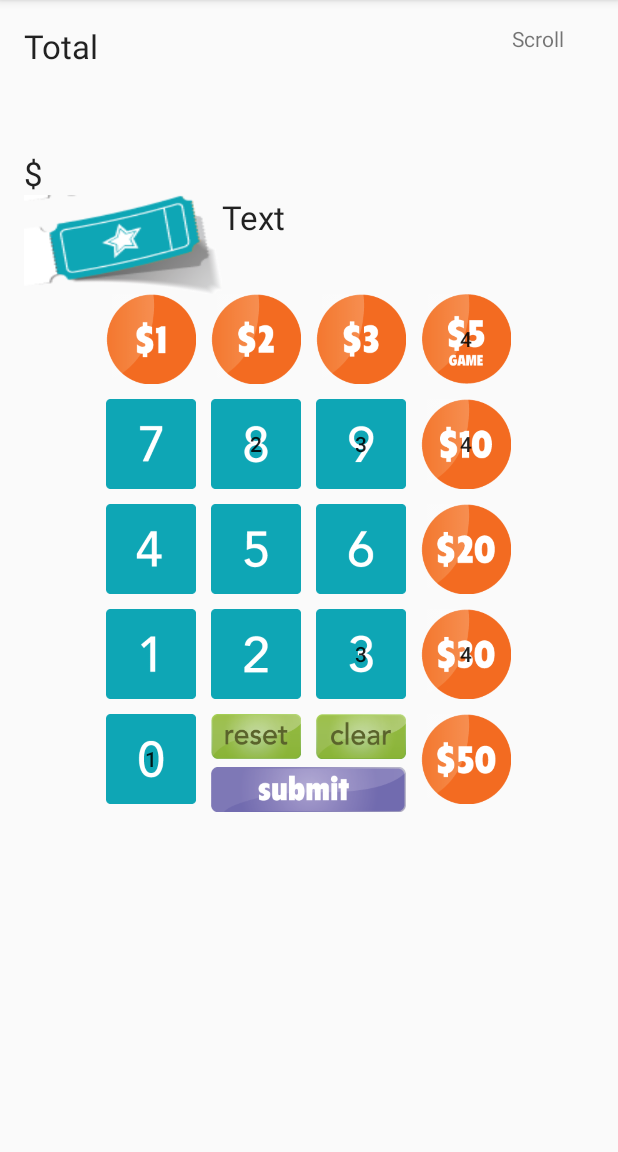
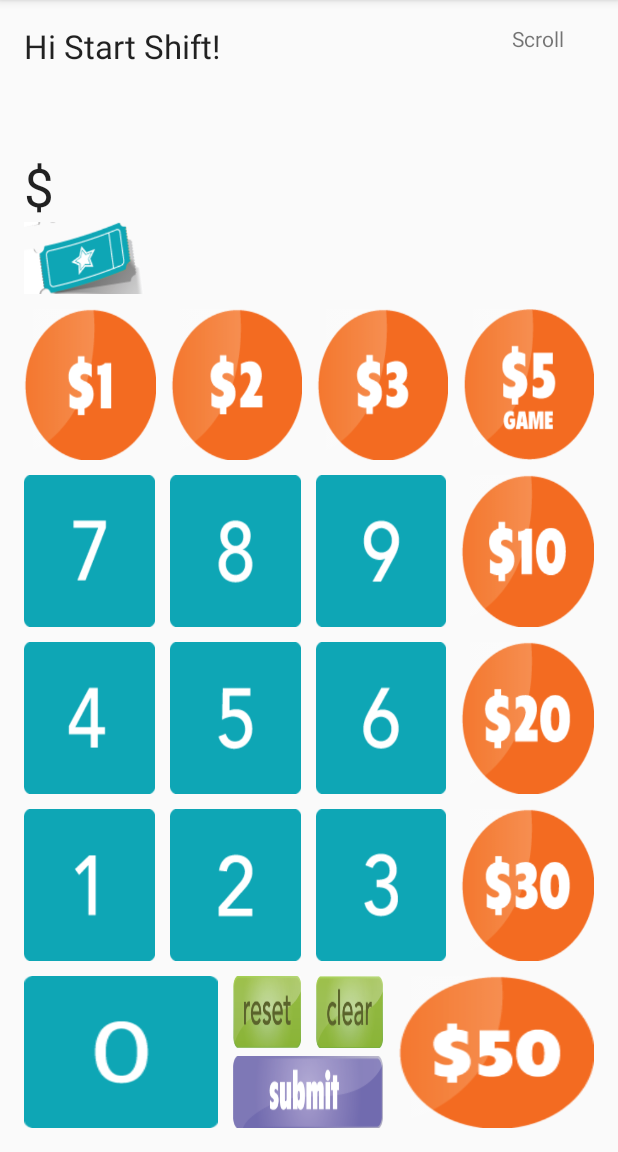
Before and after one commit to secApps/ScratchCountCalculator, an Android app: the screen it shows after launch (MainActivity), on a phone screen of 412 x 824 dp, the part 84-1236 px from its top. Run offline under Robolectric (Android 15) with nearby library versions, the phone set to English and light mode, and no system bars.

Commit message:
layout changes continued centred... layout issue solved

```diff
--- a/app/src/main/java/com/example/mahdi/scratchcountcalculator/MainActivity.java
+++ b/app/src/main/java/com/example/mahdi/scratchcountcalculator/MainActivity.java
@@ -2,12 +2,16 @@ package com.example.mahdi.scratchcountcalculator;
 
 import android.content.res.ColorStateList;
 import android.graphics.Color;
+import android.os.Build;
 import android.support.v7.app.ActionBarActivity;
 import android.os.Bundle;
 import android.view.Menu;
 import android.view.MenuItem;
 import android.view.View;
+import android.view.ViewGroup;
+import android.view.ViewTreeObserver;
 import android.widget.Button;
+import android.widget.LinearLayout;
 import android.widget.RadioGroup;
 import android.widget.ScrollView;
 import android.widget.TableLayout;
@@ -19,6 +23,8 @@ import android.widget.Toast;
 public class MainActivity extends ActionBarActivity implements View.OnClickListener {
     TextView totall;
   int counter=0;
+    int width_1;
+    Button bsubmit,b7;
     int[] numbers=new int[500];
     int pressed,price_pressed,total=0,total_number=0,numbers_index=0;
     boolean clear_flag=false;
@@ -118,7 +124,7 @@ public class MainActivity extends ActionBarActivity implements View.OnClickListe
         b5.setOnClickListener(this);
         Button b6 =(Button)findViewById(R.id.b6);
         b6.setOnClickListener(this);
-        Button b7 =(Button)findViewById(R.id.b7);
+         b7 =(Button)findViewById(R.id.b7);
         b7.setOnClickListener(this);
         Button b8 =(Button)findViewById(R.id.b8);
         b8.setOnClickListener(this);
@@ -127,7 +133,43 @@ public class MainActivity extends ActionBarActivity implements View.OnClickListe
         Button bd5 =(Button)findViewById(R.id.d5);
         bd5.setOnClickListener(this);
         Button bclear =(Button)findViewById(R.id.clear);
-        bclear.setOnClickListener(this);
+        bd5.setOnClickListener(this);
+        Button breset =(Button)findViewById(R.id.reset);
+        breset.setOnClickListener(this);
+         bsubmit =(Button)findViewById(R.id.submit);
+
+        bsubmit.setOnClickListener(this);
+
+        // Gets linearlayout
+
+        final ViewTreeObserver observer= b7.getViewTreeObserver();
+
+        observer.addOnGlobalLayoutListener(new ViewTreeObserver.OnGlobalLayoutListener() {
+            @Override
+            public void onGlobalLayout() {
+                width_1=b7.getHeight();
+                Toast.makeText(getApplicationContext(), Integer.toString(b7.getWidth()),Toast.LENGTH_LONG).show();
+                LinearLayout layout = (LinearLayout)findViewById(R.id.liner);
+                ViewGroup.LayoutParams params = layout.getLayoutParams();
+
+// Gets the layout params that will allow you to resize the layout
+                // ViewGroup.LayoutParams params = layout.getLayoutParams();
+// Changes the height and width to the specified *pixels*
+                params.width = b7.getWidth()*2+20;
+               // observer.removeGlobalOnLayoutListener(this);
+                ViewTreeObserver obs = b7.getViewTreeObserver();
+                if (Build.VERSION.SDK_INT >= Build.VERSION_CODES.JELLY_BEAN) {
+                    obs.removeOnGlobalLayoutListener(this);
+                } else {
+                    obs.removeGlobalOnLayoutListener(this);
+                }
+
+            }
+        });
+
+
+
+
 
 
     }
@@ -138,6 +180,13 @@ public class MainActivity extends ActionBarActivity implements View.OnClickListe
         // Inflate the menu; this adds items to the action bar if it is present.
         getMenuInflater().inflate(R.menu.menu_main, menu);
         return true;
+    }
+    @Override
+    public void onWindowFocusChanged(boolean hasFocus) {
+        // TODO Auto-generated method stub
+        super.onWindowFocusChanged(hasFocus);
+        bsubmit.setWidth(b7.getWidth()*2);
+
     }
 
     @Override
@@ -169,7 +218,7 @@ public class MainActivity extends ActionBarActivity implements View.OnClickListe
         TextView t = new TextView(getApplicationContext());
         // set the text to "text xx"
         t.setText(number_prssd +" @ $" + price_prssd);
-        t.setTextColor(ColorStateList.valueOf(Color.RED));
+        t.setTextColor(ColorStateList.valueOf(Color.rgb(237, 120, 31)));
         t.setTextSize(20);
 
 
--- a/app/src/main/res/layout/activity_main.xml
+++ b/app/src/main/res/layout/activity_main.xml
@@ -8,11 +8,12 @@
         android:layout_width="match_parent"
         android:layout_height="wrap_content"
         android:orientation="horizontal"
+
         android:id="@+id/linear1"
         >
     <GridLayout
         android:layout_width="fill_parent"
-        android:layout_height="180dp"
+        android:layout_height="180dip"
         android:layout_alignTop="@+id/gridLayout"
         android:id="@+id/gridLayout1"
         android:columnCount="2"
@@ -21,7 +22,7 @@
 
 
         <LinearLayout
-            android:layout_width="180dp"
+            android:layout_width="180dip"
             android:layout_height="match_parent"
             android:orientation="vertical"
             android:id="@+id/linear2"
@@ -32,7 +33,7 @@
             android:layout_width="wrap_content"
             android:layout_height="wrap_content"
             android:textAppearance="?android:attr/textAppearanceLarge"
-            android:text="Total"
+            android:text="Hi Start Shift!"
             android:layout_rowWeight="1"
             android:id="@+id/textView"
             android:layout_alignTop="@+id/ScrollView01"
@@ -46,6 +47,7 @@
 
             <TextView
                 android:layout_gravity="left"
+                android:textSize="35dip"
                 android:layout_width="wrap_content"
                 android:layout_height="wrap_content"
                 android:textAppearance="?android:attr/textAppearanceLarge"
@@ -53,10 +55,10 @@
                 android:id="@+id/textView2"
                 android:layout_alignParentLeft="true"
                 android:layout_alignParentStart="true"
-                android:layout_marginTop="55dp" />
+                android:layout_marginTop="55dip" />
 
         <LinearLayout
-            android:layout_width="180dp"
+            android:layout_width="180dip"
             android:layout_height="wrap_content"
             android:layout_gravity="center"
             android:orientation="horizontal"
@@ -66,14 +68,16 @@
 
 
             <ImageView
-                android:layout_width="wrap_content"
-                android:layout_height="wrap_content"
+                android:layout_width="80dip"
+                android:layout_height="55dip"
                 android:background="@drawable/ticket"
                 android:id="@+id/imageView" />
             <TextView
                 android:layout_width="wrap_content"
                 android:layout_height="wrap_content"
-
+                android:textSize="35dip"
+                android:textColor="@color/abc_background_cache_hint_selector_material_dark"
+                android:layout_gravity="center"
                 android:textAppearance="?android:attr/textAppearanceLarge"
                 android:text="Text"
                 android:id="@+id/textView5" />
@@ -102,67 +106,72 @@
 
     </LinearLayout>
 
+
     <LinearLayout
-        android:layout_width="wrap_content"
-        android:layout_height="wrap_content"
-        android:orientation="horizontal"
-        android:layout_centerHorizontal="true"
+        android:layout_width="fill_parent"
+        android:layout_height="fill_parent"
+        android:orientation="vertical"
+
         android:layout_below="@+id/linear1"
-        android:layout_weight="1"
+
         >
 
-    <GridLayout
-        android:layout_width="wrap_content"
-        android:layout_height="wrap_content"
-        android:layout_centerHorizontal="true"
-        android:columnCount="1"
-        android:id="@+id/gridLayout">
+        <Space
+            android:layout_width="10dp"
+            android:layout_height="10dp"
+            />
 
         <LinearLayout
             android:layout_width="wrap_content"
-            android:layout_height="wrap_content"
+            android:layout_height="0dp"
             android:orientation="horizontal"
+            android:layout_weight="1"
+            android:gravity="center"
             >
 
             <Button
-                android:layout_width="60dp"
-                android:layout_height="60dp"
-                android:text=""
+
+                android:layout_width="0dp"
+                android:layout_weight="1"
+                android:layout_height="wrap_content"
                 android:id="@+id/d1"
-                android:layout_weight="1"
-                android:background="@drawable/d1"
+
+              android:background="@drawable/d1"
                 />
             <Space
-                android:layout_width="10dp"
+                android:layout_width="10dip"
                 android:layout_height="match_parent"
                  />
 
             <Button
-                android:layout_width="60dp"
-                android:layout_height="60dp"
+                android:layout_width="0dip"
+                android:layout_height="wrap_content"
+                android:layout_weight="1"
                 android:text=""
                 android:id="@+id/d2"
                 android:background="@drawable/d2"
                 />
             <Space
-                android:layout_width="10dp"
+                android:layout_width="10dip"
                 android:layout_height="match_parent"
                  />
             <Button
-                android:layout_width="60dp"
-                android:layout_height="60dp"
+                android:layout_width="0dip"
+                android:layout_height="wrap_content"
+                android:layout_weight="1"
                 android:text=""
                 android:id="@+id/d3"
                 android:background="@drawable/d3" />
             <Space
-                android:layout_width="10dp"
+                android:layout_width="10dip"
                 android:layout_height="match_parent"
                  />
 
             <Button
-                android:layout_width="60dp"
-                android:layout_height="60dp"
-                android:text="4"
+                android:layout_width="0dip"
+                android:layout_height="wrap_content"
+                android:layout_weight="1"
+                android:text=""
                 android:id="@+id/d5"
                 android:background="@drawable/d5"
                 />
@@ -172,55 +181,57 @@
 
 
         </LinearLayout>
-        <LinearLayout
-            android:layout_width="240dp"
+        <Space
+            android:layout_width="10dp"
             android:layout_height="10dp"
-            android:orientation="horizontal"
-            > </LinearLayout>
+            />
+
         <LinearLayout
             android:layout_width="wrap_content"
-            android:layout_height="wrap_content"
+            android:layout_height="0dp"
             android:orientation="horizontal"
+            android:layout_weight="1"
+            android:gravity="center"
             >
 
         <Button
-            android:layout_width="60dp"
-            android:layout_height="60dp"
-            android:text=""
+            android:layout_width="0dip"
+            android:layout_height="wrap_content"
+            android:layout_weight="1"
             android:id="@+id/b7"
             android:background="@drawable/n7"
             />
             <Space
-                android:layout_width="10dp"
+                android:layout_width="10dip"
                 android:layout_height="match_parent"
                  />
 
         <Button
-            android:layout_width="60dp"
-            android:layout_height="60dp"
-            android:text="2"
+            android:layout_width="0dip"
+            android:layout_height="wrap_content"
+            android:layout_weight="1"
             android:id="@+id/b8"
             android:background="@drawable/n8"
              />
             <Space
-                android:layout_width="10dp"
+                android:layout_width="10dip"
                 android:layout_height="match_parent"
                 />
             <Button
-                android:layout_width="60dp"
-                android:layout_height="60dp"
-                android:text="3"
+                android:layout_width="0dip"
+                android:layout_height="wrap_content"
+                android:layout_weight="1"
                 android:id="@+id/b9"
                 android:background="@drawable/n9" />
             <Space
-                android:layout_width="10dp"
+                android:layout_width="10dip"
                 android:layout_height="match_parent"
                  />
 
         <Button
-            android:layout_width="60dp"
-            android:layout_height="60dp"
-            android:text="4"
+            android:layout_width="0dip"
+            android:layout_height="wrap_content"
+            android:layout_weight="1"
             android:id="@+id/d10"
             android:background="@drawable/d10"
              />
@@ -228,155 +239,165 @@
 
 
         </LinearLayout>
-        <LinearLayout
-            android:layout_width="240dp"
+        <Space
+            android:layout_width="10dp"
             android:layout_height="10dp"
-            android:orientation="horizontal"
-            > </LinearLayout>
+            />
+
         <LinearLayout
             android:layout_width="wrap_content"
-            android:layout_height="wrap_content"
+            android:layout_height="0dp"
             android:orientation="horizontal"
+            android:layout_weight="1"
+            android:gravity="center"
             >
 
 
         <Button
-            android:layout_width="60dp"
-            android:layout_height="60dp"
-            android:text=""
+            android:layout_width="0dip"
+            android:layout_height="wrap_content"
+            android:layout_weight="1"
             android:id="@+id/b4"
             android:background="@drawable/n4"
             />
             <Space
-                android:layout_width="10dp"
+                android:layout_width="10dip"
                 android:layout_height="match_parent"
                  />
         <Button
-            android:layout_width="60dp"
-            android:layout_height="60dp"
-            android:text=""
+            android:layout_width="0dip"
+            android:layout_height="wrap_content"
+            android:layout_weight="1"
             android:id="@+id/b5"
             android:background="@drawable/n5"
              />
             <Space
-                android:layout_width="10dp"
+                android:layout_width="10dip"
                 android:layout_height="match_parent"
                  />
         <Button
-            android:layout_width="60dp"
-            android:layout_height="60dp"
-            android:text=""
+            android:layout_width="0dip"
+            android:layout_height="wrap_content"
+            android:layout_weight="1"
             android:id="@+id/b6"
             android:background="@drawable/n6"
              />
             <Space
-                android:layout_width="10dp"
+                android:layout_width="10dip"
                 android:layout_height="match_parent"
                  />
         <Button
-            android:layout_width="60dp"
-            android:layout_height="60dp"
-            android:text=""
+            android:layout_width="0dip"
+            android:layout_height="wrap_content"
+            android:layout_weight="1"
             android:id="@+id/d20"
             android:background="@drawable/d20"
              />
 
 
         </LinearLayout>
-        <LinearLayout
-            android:layout_width="240dp"
+        <Space
+            android:layout_width="10dp"
             android:layout_height="10dp"
-            android:orientation="horizontal"
-            > </LinearLayout>
+            />
 
         <LinearLayout
             android:layout_width="wrap_content"
-            android:layout_height="wrap_content"
+            android:layout_height="0dp"
             android:orientation="horizontal"
+            android:layout_weight="1"
+            android:gravity="center"
             >
 
             <Button
-                android:layout_width="60dp"
-                android:layout_height="60dp"
-                android:text=""
+                android:layout_width="0dip"
+                android:layout_height="wrap_content"
+                android:layout_weight="1"
                 android:id="@+id/b1"
                 android:background="@drawable/n1"
                 />
             <Space
-                android:layout_width="10dp"
+                android:layout_width="10dip"
                 android:layout_height="match_parent"
                  />
 
             <Button
-                android:layout_width="60dp"
-                android:layout_height="60dp"
-                android:text=""
+                android:layout_width="0dip"
+                android:layout_height="wrap_content"
+                android:layout_weight="1"
                 android:id="@+id/b2"
                 android:background="@drawable/n2"
                 />
             <Space
-                android:layout_width="10dp"
+                android:layout_width="10dip"
                 android:layout_height="match_parent"
                  />
             <Button
-                android:layout_width="60dp"
-                android:layout_height="60dp"
-                android:text="3"
+                android:layout_width="0dip"
+                android:layout_height="wrap_content"
+                android:layout_weight="1"
                 android:id="@+id/b3"
                 android:background="@drawable/n3" />
             <Space
-                android:layout_width="10dp"
+                android:layout_width="10dip"
                 android:layout_height="match_parent"
                  />
 
             <Button
-                android:layout_width="60dp"
-                android:layout_height="60dp"
-                android:text="4"
+                android:layout_width="0dip"
+                android:layout_height="wrap_content"
+                android:layout_weight="1"
                 android:id="@+id/d30"
                 android:background="@drawable/d30"
                 />
 
 
         </LinearLayout>
-        <LinearLayout
-            android:layout_width="240dp"
+
+        <Space
+            android:layout_width="10dp"
             android:layout_height="10dp"
-            android:orientation="horizontal"
-            > </LinearLayout>
-
+            />
         <LinearLayout
             android:layout_width="wrap_content"
-            android:layout_height="wrap_content"
+            android:layout_height="0dp"
             android:orientation="horizontal"
+            android:layout_weight="1"
+            android:gravity="center"
             >
 
             <Button
-                android:layout_width="60dp"
-                android:layout_height="60dp"
-                android:text="1"
+                android:layout_width="0dip"
+                android:layout_height="wrap_content"
+                android:layout_weight="1"
                 android:id="@+id/b0"
                 android:background="@drawable/n0"
                 />
             <Space
-                android:layout_width="10dp"
+                android:layout_width="10dip"
                 android:layout_height="match_parent"
                  />
-            <GridLayout
-                android:layout_width="wrap_content"
-                android:layout_height="wrap_content"
-                android:columnCount="1"
-                 >
 
+            <LinearLayout
+                android:layout_width="100dp"
+                android:layout_height="fill_parent"
+                android:orientation="vertical"
+                android:id="@+id/liner"
+
+                >
                 <LinearLayout
-                    android:layout_width="match_parent"
-                    android:layout_height="wrap_content"
+                    android:layout_width="wrap_content"
+                    android:layout_height="0dp"
+                    android:layout_weight="1"
                     android:orientation="horizontal"
+
+
+                    android:gravity="center"
                     >
             <Button
-                android:layout_width="60dp"
-                android:layout_height="30dp"
-                android:text=""
+                android:layout_width="0dip"
+                android:layout_height="wrap_content"
+                android:layout_weight="1"
                 android:id="@+id/reset"
                 android:background="@drawable/reset"
                 />
@@ -386,32 +407,44 @@
                          />
 
             <Button
-                android:layout_width="60dp"
-                android:layout_height="30dp"
-                android:text=""
+                android:layout_width="0dip"
+                android:layout_height="wrap_content"
+                android:layout_weight="1"
 
                 android:id="@+id/clear"
                 android:background="@drawable/clear" />
                 </LinearLayout>
+                <Space
+                    android:layout_width="10dp"
+                    android:layout_height="5dp"
+                    />
+                <LinearLayout
+                    android:layout_width="wrap_content"
+                    android:layout_height="0dp"
+                    android:orientation="horizontal"
+                    android:layout_weight="1"
+                    android:gravity="center"
+                    >
                 <Button
-                    android:layout_width="130dp"
-                    android:layout_height="30dp"
-                    android:text=""
+                    android:layout_width="match_parent"
+                    android:layout_height="wrap_content"
+
 
                    android:id="@+id/submit"
                     android:background="@drawable/submit"
                     />
+                </LinearLayout>
 
-            </GridLayout>
+            </LinearLayout>
             <Space
                 android:layout_width="10dp"
                 android:layout_height="match_parent"
                  />
 
             <Button
-                android:layout_width="60dp"
-                android:layout_height="60dp"
-                android:text=""
+                android:layout_width="0dip"
+                android:layout_height="wrap_content"
+                android:layout_weight="1"
                 android:id="@+id/d50"
                 android:background="@drawable/d50"
                 />
@@ -419,7 +452,7 @@
 
         </LinearLayout>
 
-    </GridLayout>
+
 
     </LinearLayout>
 
```
